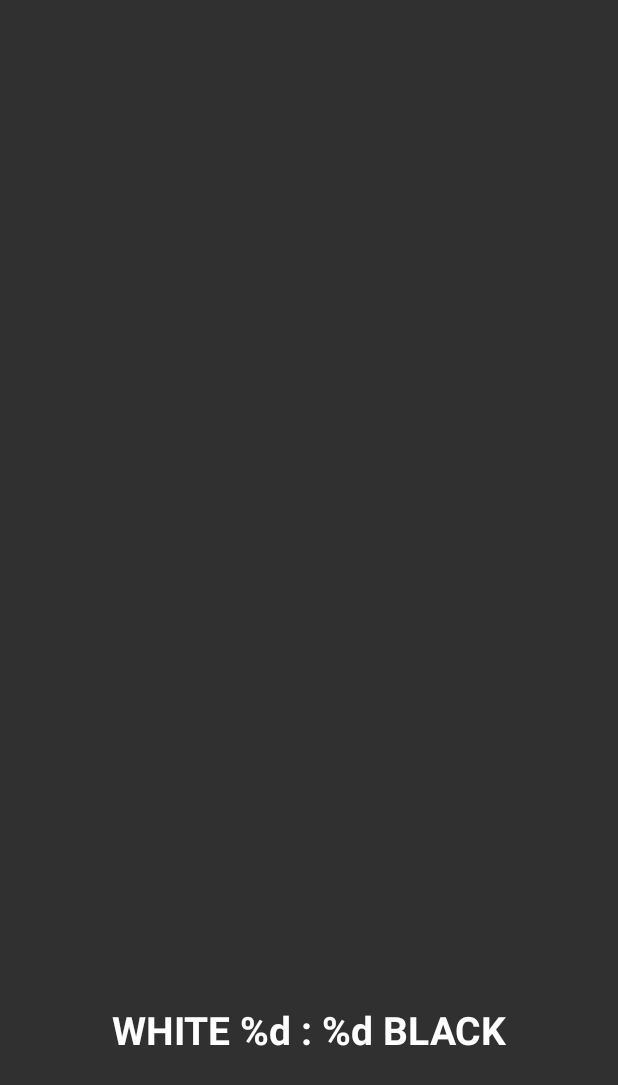
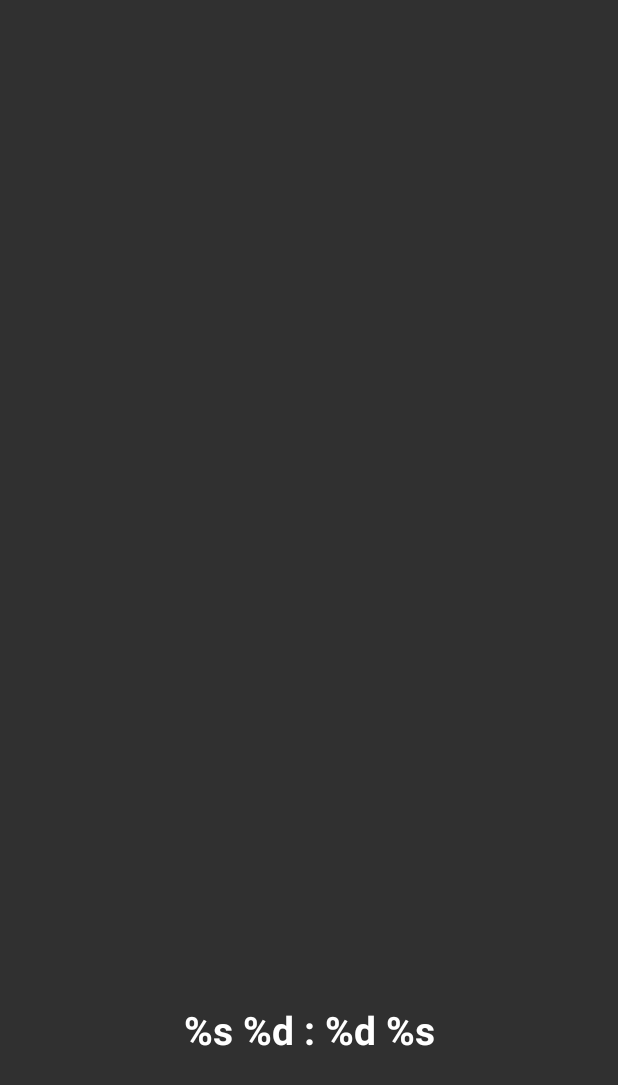
Before and after one commit to lukaszlipski/AndroidGameEngine2D, an Android app: the layout activity_simulate.xml on its own in the app's theme, with its tools: preview values and no code run, on a phone screen of 412 x 824 dp. Shown: the top 1085 px of the screen. Run offline under Robolectric (Android 15) with nearby library versions, the phone set to English and light mode, and no system bars.

Commit message:
Little fix in simulation

```diff
--- a/app/src/main/java/com/lucek/androidgameengine2d/gameplay/Game.java
+++ b/app/src/main/java/com/lucek/androidgameengine2d/gameplay/Game.java
@@ -44,8 +44,8 @@ public class Game {
 
     public Game(AbstractPlayerController player1, AbstractPlayerController player2, Map graphics, Window window) {
         //set up players
-        this.player1 = player1.setGameInstance(this).setColour(Field.WHITE);
-        this.player2 = player2.setGameInstance(this).setColour(Field.BLACK);
+        this.player1 = player1.setGameInstance(this).setColour(Field.BLACK);
+        this.player2 = player2.setGameInstance(this).setColour(Field.WHITE);
         currentPlayer = player1;
         HumanPlayerController.playerInputStream.clear();    //bug fix for automatic player input after minimising app
 
--- a/app/src/main/res/values/strings.xml
+++ b/app/src/main/res/values/strings.xml
@@ -19,5 +19,5 @@
     <string name="new_game_menu_text">New game</string>
     <string name="human_dropdown_value">Human</string>
     <string name="simple_ai_dropdown_value">Simple-AI</string>
-    <string name="simulate_score_holder" formatted="false">WHITE %d : %d BLACK</string>
+    <string name="simulate_score_holder" formatted="false">%s %d : %d %s</string>
 </resources>
```
Also changed, not shown: app/src/main/java/com/lucek/androidgameengine2d/view/activities/SimulateActivity.java (+7 -3 lines).
